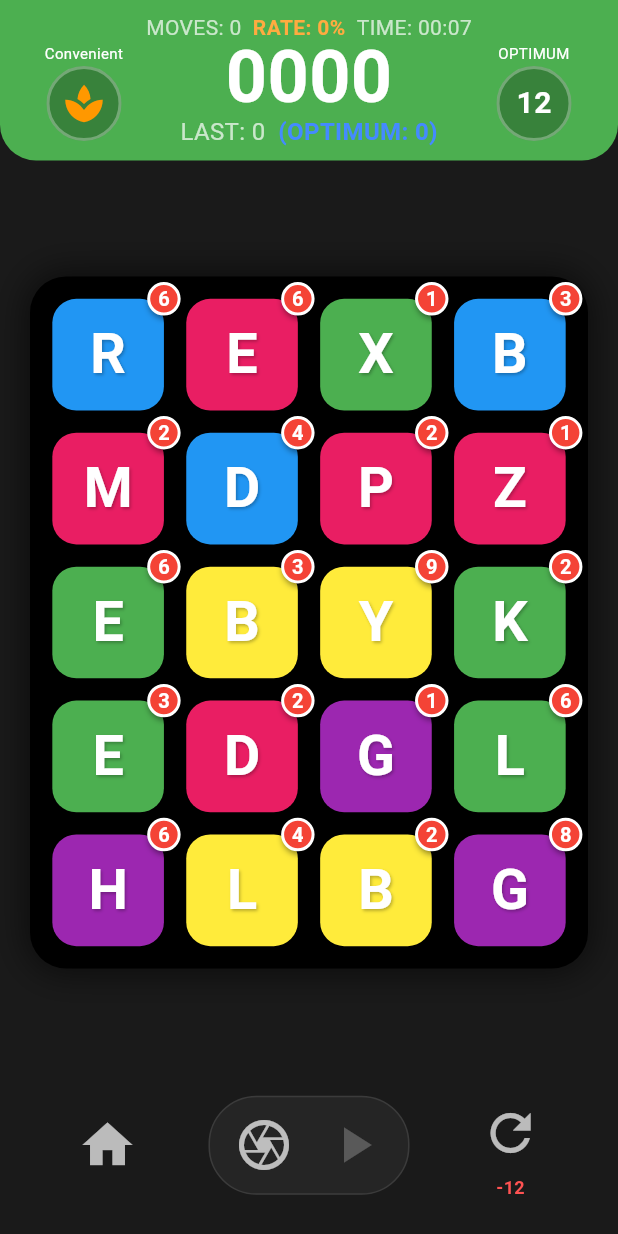
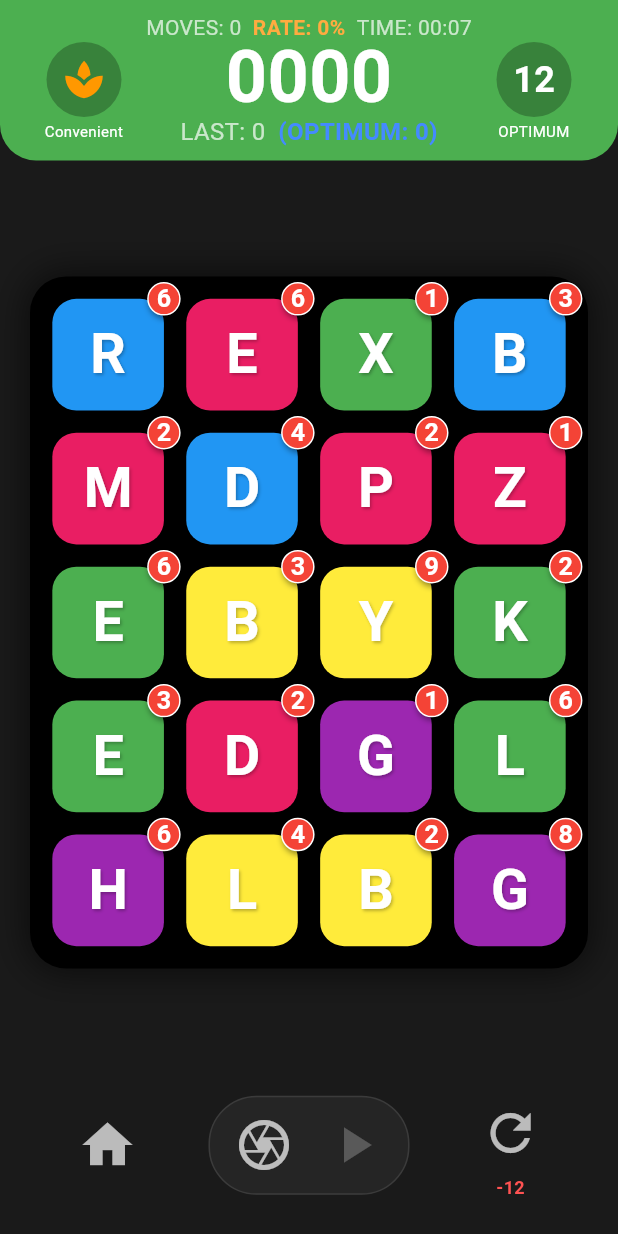
Before and after one commit to RettPop/badger, a Flutter app: the screen it shows after launch, on a phone screen of 412 x 824 dp. Run offline on Flutter 3.47's test engine with Material 3 defaults, Android fonts, the phone set to English and light mode, and no system bars; our stand-ins replace package_info_plus.

Commit message:
UI refinements: top bar icons, badge styling, version bump to 1.1.2
- Top bar: circle icons on top with labels below, no white border
- Badge circle font increased, centered with height: 1.0
- Badge border thinned to 1px white
- LAST/OPTIMUM scores always visible from session start
- Version bumped to 1.1.2+3

Co-Authored-By: Claude Opus 4.6 (1M context) <noreply@anthropic.com>

```diff
--- a/lib/presentation/screens/game_screen.dart
+++ b/lib/presentation/screens/game_screen.dart
@@ -168,21 +168,11 @@ class _GameScreenState extends State<GameScreen> {
     return Column(
       mainAxisSize: MainAxisSize.min,
       children: [
-        SizedBox(
-          width: 80,
-          child: Text(
-            label,
-            textAlign: TextAlign.center,
-            style: const TextStyle(color: Colors.white, fontSize: 10),
-          ),
-        ),
-        const SizedBox(height: 2),
         Container(
           width: 50,
           height: 50,
-          decoration: BoxDecoration(
+          decoration: const BoxDecoration(
             shape: BoxShape.circle,
-            border: Border.all(color: Colors.white30, width: 2),
             color: Colors.black26,
           ),
           child: Center(
@@ -196,10 +186,19 @@ class _GameScreenState extends State<GameScreen> {
                     value,
                     style: const TextStyle(
                       color: Colors.white,
-                      fontSize: 20,
+                      fontSize: 24,
                       fontWeight: FontWeight.bold,
                     ),
                   ),
+          ),
+        ),
+        const SizedBox(height: 2),
+        SizedBox(
+          width: 80,
+          child: Text(
+            label,
+            textAlign: TextAlign.center,
+            style: const TextStyle(color: Colors.white, fontSize: 10),
           ),
         ),
       ],
@@ -283,21 +282,11 @@ class _GameScreenState extends State<GameScreen> {
     return Column(
       mainAxisSize: MainAxisSize.min,
       children: [
-        SizedBox(
-          width: 80,
-          child: Text(
-            _gameState.currentMode.name,
-            textAlign: TextAlign.center,
-            style: const TextStyle(color: Colors.white, fontSize: 10),
-          ),
-        ),
-        const SizedBox(height: 2),
         Container(
           width: 50,
           height: 50,
-          decoration: BoxDecoration(
+          decoration: const BoxDecoration(
             shape: BoxShape.circle,
-            border: Border.all(color: Colors.white30, width: 2),
             color: Colors.black26,
           ),
           child: Center(
@@ -306,6 +295,15 @@ class _GameScreenState extends State<GameScreen> {
               color: Colors.orange,
               size: 30,
             ),
+          ),
+        ),
+        const SizedBox(height: 2),
+        SizedBox(
+          width: 80,
+          child: Text(
+            _gameState.currentMode.name,
+            textAlign: TextAlign.center,
+            style: const TextStyle(color: Colors.white, fontSize: 10),
           ),
         ),
       ],
--- a/lib/presentation/widgets/tile_widget.dart
+++ b/lib/presentation/widgets/tile_widget.dart
@@ -79,7 +79,7 @@ class TileWidget extends StatelessWidget {
               decoration: BoxDecoration(
                 color: Colors.red,
                 shape: BoxShape.circle,
-                border: Border.all(color: Colors.white, width: 2),
+                border: Border.all(color: Colors.white, width: 1),
                 boxShadow: const [
                   BoxShadow(
                     color: Colors.black45,
@@ -93,8 +93,9 @@ class TileWidget extends StatelessWidget {
                   '${tile.value}',
                   style: TextStyle(
                     color: Colors.white,
-                    fontSize: badgeDiameter * 0.6,
+                    fontSize: badgeDiameter * 0.75,
                     fontWeight: FontWeight.bold,
+                    height: 1.0,
                   ),
                 ),
               ),
--- a/pubspec.yaml
+++ b/pubspec.yaml
@@ -1,7 +1,7 @@
 name: smatcher
 description: "SMatcher - Smart Strategic Match-3 Puzzle Game."
 publish_to: 'none'
-version: 1.1.0+2
+version: 1.1.2+3
 
 environment:
   sdk: ^3.11.0
```
